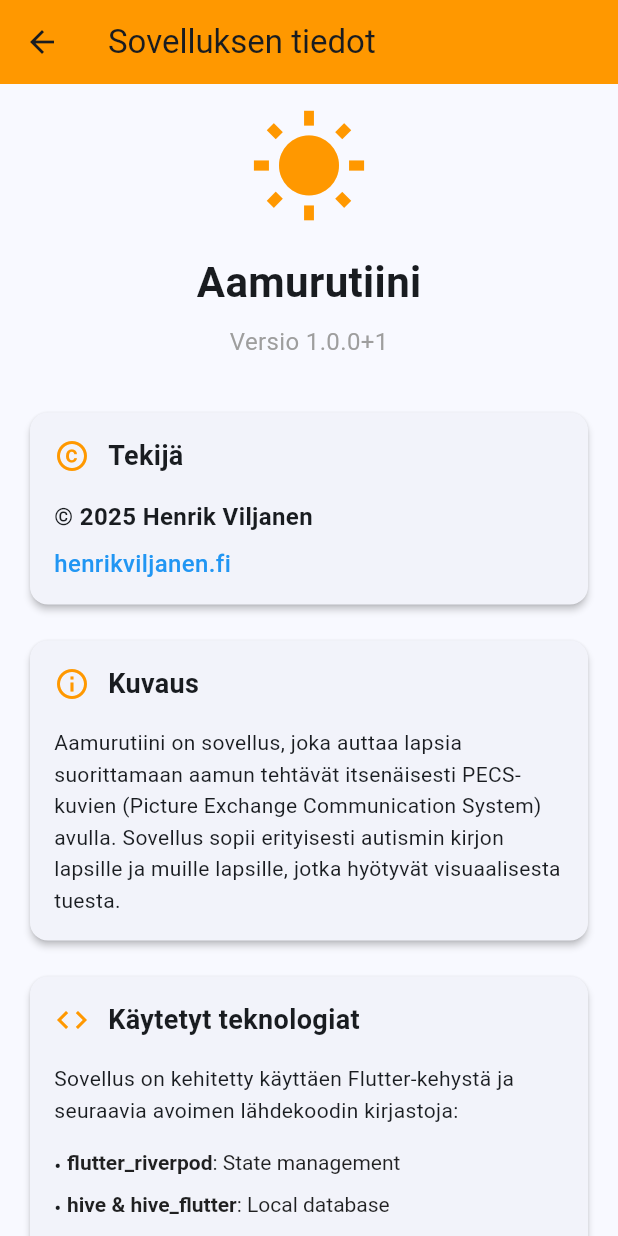
After one commit to Es-Esa/AamuRutiini, a Flutter app: the SettingsScreen screen opened directly, after a tap on "Sovelluksen tiedot", on a phone screen of 412 x 824 dp. The commit adds this screen. Run offline on Flutter 3.47's test engine with Material 3 defaults, Android fonts, the phone set to English and light mode, and no system bars; our stand-ins replace flutter_local_notifications, flutter_riverpod, flutter_secure_storage, hive, hive_flutter, image_picker and 2 more; missing offline and left inert: translator; accounts and stored records are empty; generated files the repository leaves out were written again.

Commit message:
Refactor kid mode screen to display a single task at a time and add app info screen with detailed application information

```diff
--- a/lib/screens/kid/kid_mode_screen.dart
+++ b/lib/screens/kid/kid_mode_screen.dart
@@ -231,7 +231,7 @@ class _KidModeScreenState extends ConsumerState<KidModeScreen> {
 
             const SizedBox(height: 24),
 
-            // Current task
+            // Current task (only one visible at a time)
             Expanded(
               child: tasks.isEmpty
                   ? const Center(
@@ -268,23 +268,33 @@ class _KidModeScreenState extends ConsumerState<KidModeScreen> {
                             ],
                           ),
                         )
-                      : ListView.builder(
-                          padding: const EdgeInsets.symmetric(horizontal: 16),
-                          itemCount: tasks.length,
-                          itemBuilder: (context, index) {
-                            final task = tasks[index];
-                            final isCompleted = completions[task.id] == true;
-                            final isCurrent = task.id == currentTask.id;
-                            final canComplete = _canCompleteTask(task);
-
-                            return TaskCardWidget(
-                              task: task,
-                              isCompleted: isCompleted,
-                              isCurrent: isCurrent,
-                              canComplete: canComplete,
-                              onComplete: () => _markTaskComplete(task.id),
-                            );
-                          },
+                      : Center(
+                          child: Padding(
+                            padding: const EdgeInsets.symmetric(horizontal: 24.0),
+                            child: Column(
+                              mainAxisAlignment: MainAxisAlignment.center,
+                              children: [
+                                // Task number indicator
+                                Text(
+                                  'Tehtävä ${completedCount + 1} / $totalCount',
+                                  style: TextStyle(
+                                    fontSize: 20,
+                                    fontWeight: FontWeight.w600,
+                                    color: Colors.grey[600],
+                                  ),
+                                ),
+                                const SizedBox(height: 32),
+                                // Single task card - larger and centered
+                                TaskCardWidget(
+                                  task: currentTask,
+                                  isCompleted: false,
+                                  isCurrent: true,
+                                  canComplete: _canCompleteTask(currentTask),
+                                  onComplete: () => _markTaskComplete(currentTask.id),
+                                ),
+                              ],
+                            ),
+                          ),
                         ),
             ),
           ],
--- /dev/null
+++ b/lib/screens/parent/app_info_screen.dart
@@ -0,0 +1,278 @@
+import 'package:flutter/material.dart';
+
+class AppInfoScreen extends StatelessWidget {
+  const AppInfoScreen({Key? key}) : super(key: key);
+
+  @override
+  Widget build(BuildContext context) {
+    return Scaffold(
+      appBar: AppBar(
+        title: const Text('Sovelluksen tiedot'),
+        backgroundColor: Colors.orange,
+      ),
+      body: ListView(
+        padding: const EdgeInsets.all(16.0),
+        children: [
+          // App logo/icon section
+          const Center(
+            child: Icon(
+              Icons.wb_sunny,
+              size: 80,
+              color: Colors.orange,
+            ),
+          ),
+          const SizedBox(height: 16),
+
+          // App name and version
+          const Center(
+            child: Column(
+              children: [
+                Text(
+                  'Aamurutiini',
+                  style: TextStyle(
+                    fontSize: 28,
+                    fontWeight: FontWeight.bold,
+                  ),
+                ),
+                SizedBox(height: 8),
+                Text(
+                  'Versio 1.0.0+1',
+                  style: TextStyle(
+                    fontSize: 16,
+                    color: Colors.grey,
+                  ),
+                ),
+              ],
+            ),
+          ),
+
+          const SizedBox(height: 32),
+
+          // Copyright
+          _buildSectionCard(
+            title: 'Tekijä',
+            icon: Icons.copyright,
+            children: [
+              const Text(
+                '© 2025 Henrik Viljanen',
+                style: TextStyle(fontSize: 16, fontWeight: FontWeight.w600),
+              ),
+              const SizedBox(height: 8),
+              const Text(
+                'henrikviljanen.fi',
+                style: TextStyle(
+                  fontSize: 16,
+                  color: Colors.blue,
+                  fontWeight: FontWeight.w500,
+                ),
+              ),
+            ],
+          ),
+
+          const SizedBox(height: 16),
+
+          // Description
+          _buildSectionCard(
+            title: 'Kuvaus',
+            icon: Icons.info_outline,
+            children: const [
+              Text(
+                'Aamurutiini on sovellus, joka auttaa lapsia suorittamaan aamun tehtävät itsenäisesti PECS-kuvien (Picture Exchange Communication System) avulla. Sovellus sopii erityisesti autismin kirjon lapsille ja muille lapsille, jotka hyötyvät visuaalisesta tuesta.',
+                style: TextStyle(fontSize: 14, height: 1.5),
+              ),
+            ],
+          ),
+
+          const SizedBox(height: 16),
+
+          // Flutter packages
+          _buildSectionCard(
+            title: 'Käytetyt teknologiat',
+            icon: Icons.code,
+            children: [
+              const Text(
+                'Sovellus on kehitetty käyttäen Flutter-kehystä ja seuraavia avoimen lähdekoodin kirjastoja:',
+                style: TextStyle(fontSize: 14, height: 1.5),
+              ),
+              const SizedBox(height: 12),
+              _buildPackageList(),
+            ],
+          ),
+
+          const SizedBox(height: 16),
+
+          // GDPR and Privacy
+          _buildSectionCard(
+            title: 'Tietosuoja ja GDPR',
+            icon: Icons.privacy_tip,
+            children: [
+              const Text(
+                'Tietojen tallennus',
+                style: TextStyle(fontSize: 16, fontWeight: FontWeight.w600),
+              ),
+              const SizedBox(height: 8),
+              const Text(
+                '• Kaikki tiedot tallennetaan paikallisesti laitteellesi\n'
+                '• Sovellus ei lähetä mitään tietoja internetin kautta\n'
+                '• Sovellus ei kerää käyttäjätietoja tai analytiikkaa\n'
+                '• PECS-kuvat haetaan ARASAAC-tietokannasta (https://arasaac.org)',
+                style: TextStyle(fontSize: 14, height: 1.8),
+              ),
+              const SizedBox(height: 16),
+              const Text(
+                'Käyttöoikeudet',
+                style: TextStyle(fontSize: 16, fontWeight: FontWeight.w600),
+              ),
+              const SizedBox(height: 8),
+              const Text(
+                '• Tallennustila: Tehtävien ja kuvien tallentamiseen\n'
+                '• Kamera/Galleria: PECS-kuvien lisäämiseen tehtäviin\n'
+                '• Internet: PECS-kuvien hakemiseen ARASAAC-tietokannasta\n'
+                '• Ilmoitukset: Tehtävämuistutusten näyttämiseen',
+                style: TextStyle(fontSize: 14, height: 1.8),
+              ),
+              const SizedBox(height: 16),
+              const Text(
+                'Tietojen poistaminen',
+                style: TextStyle(fontSize: 16, fontWeight: FontWeight.w600),
+              ),
+              const SizedBox(height: 8),
+              const Text(
+                'Voit poistaa kaikki sovelluksen tallentamat tiedot milloin tahansa poistamalla sovelluksen laitteeltasi. Tämä poistaa kaikki tehtävät, asetukset ja ladatut kuvat pysyvästi.',
+                style: TextStyle(fontSize: 14, height: 1.5),
+              ),
+            ],
+          ),
+
+          const SizedBox(height: 16),
+
+          // ARASAAC credits
+          _buildSectionCard(
+            title: 'ARASAAC-kuvapankki',
+            icon: Icons.image,
+            children: [
+              const Text(
+                'Sovellus käyttää ARASAAC-kuvapankkia PECS-kuvien lähteenä.',
+                style: TextStyle(fontSize: 14, height: 1.5),
+              ),
+              const SizedBox(height: 8),
+              const Text(
+                'ARASAAC-kuvat ovat lisensoitu Creative Commons BY-NC-SA 3.0 -lisenssillä.',
+                style: TextStyle(fontSize: 14, height: 1.5),
+              ),
+              const SizedBox(height: 12),
+              const Text(
+                'arasaac.org',
+                style: TextStyle(
+                  fontSize: 16,
+                  color: Colors.blue,
+                  fontWeight: FontWeight.w500,
+                ),
+              ),
+            ],
+          ),
+
+          const SizedBox(height: 16),
+
+          // License
+          _buildSectionCard(
+            title: 'Lisenssi',
+            icon: Icons.gavel,
+            children: const [
+              Text(
+                'Tämä sovellus on tarkoitettu henkilökohtaiseen ja ei-kaupalliseen käyttöön. Kaikki oikeudet pidätetään.',
+                style: TextStyle(fontSize: 14, height: 1.5),
+              ),
+            ],
+          ),
+
+          const SizedBox(height: 32),
+        ],
+      ),
+    );
+  }
+
+  Widget _buildSectionCard({
+    required String title,
+    required IconData icon,
+    required List<Widget> children,
+  }) {
+    return Card(
+      elevation: 2,
+      shape: RoundedRectangleBorder(
+        borderRadius: BorderRadius.circular(12),
+      ),
+      child: Padding(
+        padding: const EdgeInsets.all(16.0),
+        child: Column(
+          crossAxisAlignment: CrossAxisAlignment.start,
+          children: [
+            Row(
+              children: [
+                Icon(icon, color: Colors.orange),
+                const SizedBox(width: 12),
+                Text(
+                  title,
+                  style: const TextStyle(
+                    fontSize: 18,
+                    fontWeight: FontWeight.bold,
+                  ),
+                ),
+              ],
+            ),
+            const SizedBox(height: 16),
+            ...children,
+          ],
+        ),
+      ),
+    );
+  }
+
+  Widget _buildPackageList() {
+    final packages = [
+      'flutter_riverpod: State management',
+      'hive & hive_flutter: Local database',
+      'flutter_secure_storage: Secure PIN storage',
+      'flutter_local_notifications: Task reminders',
+      'image_picker: Image selection',
+      'path_provider: File storage',
+      'just_audio: Sound effects',
+      'http: API requests',
+      'translator: Finnish translations',
+      'uuid: Unique identifiers',
+      'intl: Date formatting',
+      'timezone: Time zone support',
+      'percent_indicator: Progress indicators',
+    ];
+
+    return Column(
+      crossAxisAlignment: CrossAxisAlignment.start,
+      children: packages.map((pkg) {
+        final parts = pkg.split(': ');
+        return Padding(
+          padding: const EdgeInsets.symmetric(vertical: 4.0),
+          child: Row(
+            crossAxisAlignment: CrossAxisAlignment.start,
+            children: [
+              const Text('• ', style: TextStyle(fontSize: 14)),
+              Expanded(
+                child: RichText(
+                  text: TextSpan(
+                    style: const TextStyle(fontSize: 14, color: Colors.black87),
+                    children: [
+                      TextSpan(
+                        text: parts[0],
+                        style: const TextStyle(fontWeight: FontWeight.w600),
+                      ),
+                      TextSpan(text: ': ${parts[1]}'),
+                    ],
+                  ),
+                ),
+              ),
+            ],
+          ),
+        );
+      }).toList(),
+    );
+  }
+}
--- a/lib/screens/parent/settings_screen.dart
+++ b/lib/screens/parent/settings_screen.dart
@@ -3,6 +3,7 @@ import 'package:flutter_riverpod/flutter_riverpod.dart';
 import '../../providers/app_providers.dart';
 import '../../services/secure_storage_service.dart';
 import '../../services/notification_service.dart';
+import 'app_info_screen.dart';
 
 class SettingsScreen extends ConsumerStatefulWidget {
   const SettingsScreen({Key? key}) : super(key: key);
@@ -235,31 +236,36 @@ class _SettingsScreenState extends ConsumerState<SettingsScreen> {
           const SizedBox(height: 32),
 
           // App info
+          ListTile(
+            leading: const Icon(Icons.info, color: Colors.orange),
+            title: const Text('Sovelluksen tiedot'),
+            subtitle: const Text('Versio, tekijä, tietosuoja ja lisenssit'),
+            trailing: const Icon(Icons.arrow_forward),
+            onTap: () {
+              Navigator.push(
+                context,
+                MaterialPageRoute(
+                  builder: (context) => const AppInfoScreen(),
+                ),
+              );
+            },
+          ),
+
+          const SizedBox(height: 16),
+
           const Padding(
-            padding: EdgeInsets.all(16.0),
-            child: Column(
-              children: [
-                Text(
-                  'Aamurutiini',
-                  style: TextStyle(
-                    fontSize: 20,
-                    fontWeight: FontWeight.bold,
-                  ),
-                ),
-                SizedBox(height: 4),
-                Text(
-                  'Versio 1.0.0',
-                  style: TextStyle(color: Colors.grey),
-                ),
-                SizedBox(height: 8),
-                Text(
-                  'Sovellus auttaa lasta suorittamaan aamun tehtävät itsenäisesti PECS-kuvien avulla.',
-                  textAlign: TextAlign.center,
-                  style: TextStyle(fontSize: 12, color: Colors.grey),
-                ),
-              ],
+            padding: EdgeInsets.symmetric(horizontal: 16.0),
+            child: Text(
+              '© 2025 Henrik Viljanen',
+              textAlign: TextAlign.center,
+              style: TextStyle(
+                fontSize: 12,
+                color: Colors.grey,
+              ),
             ),
           ),
+
+          const SizedBox(height: 32),
         ],
       ),
     );
--- a/pubspec.yaml
+++ b/pubspec.yaml
@@ -37,6 +37,9 @@ dependencies:
   # Translation
   translator: ^1.0.4+1
 
+  # URL Launcher
+  url_launcher: ^6.2.5
+
   # Utilities
   uuid: ^4.2.1
   intl: ^0.19.0
```
Also changed, not shown: pubspec.lock.
